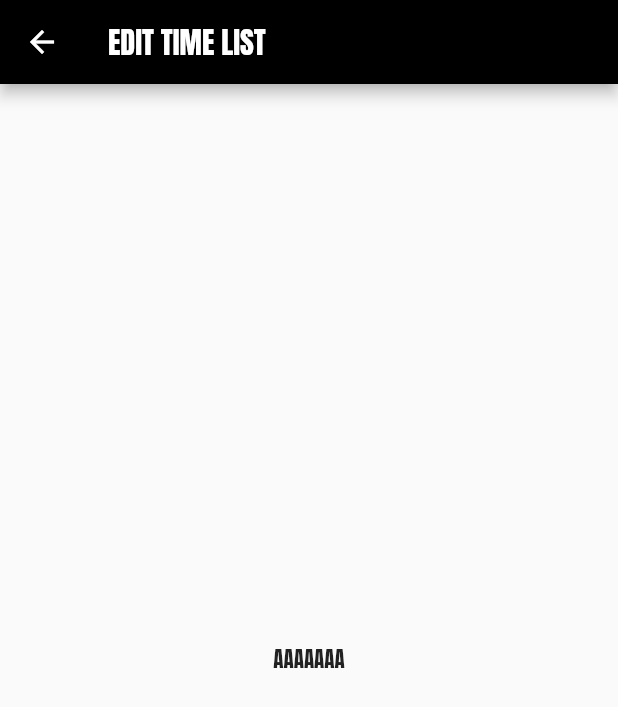
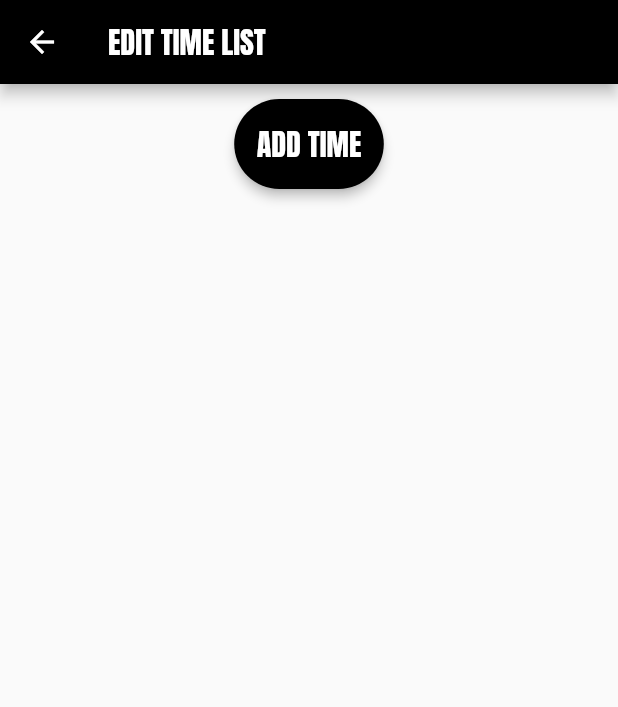
Before and after one commit to naoaki-kaito/timer, a Flutter app: the screen it shows after launch, after a tap on "EDIT TIME LIST", on a phone screen of 412 x 824 dp. Shown: the top 707 px of the screen. Run offline on Flutter 3.47's test engine with Material 2 defaults, Android fonts, the phone set to English and light mode, and no system bars; our stand-ins replace sqflite; missing offline and left inert: flutter_ringtone_player; accounts and stored records are empty.

Commit message:
時間の追加と更新昨日を作成

```diff
--- a/lib/app_dialog.dart
+++ b/lib/app_dialog.dart
@@ -1,6 +1,5 @@
 import 'package:flutter/material.dart';
 import 'package:flutter_ringtone_player/flutter_ringtone_player.dart';
-
 
 class AppDialog {
   static void showFinishDialog(BuildContext context) {
--- a/lib/db_provider.dart
+++ b/lib/db_provider.dart
@@ -1,4 +1,5 @@
 import 'dart:io';
+import 'dart:async';
 import 'package:path/path.dart';
 import 'package:path_provider/path_provider.dart';
 import 'package:sqflite/sqflite.dart';
@@ -14,19 +15,21 @@ class DBProvider {
   // 内部から呼び出してインスタンスを作るための、プライベートなコンストラクタ。
   DBProvider._internal();
 
-
   static Database _database;
-  static final _tableName = "Times";
+  static final _tableName = "times";
 
   Future<Database> get database async {
-    if (_database != null)
-      return _database;
+    Directory documentsDirectory = await getApplicationDocumentsDirectory();
+    print(documentsDirectory);
+
+    if (_database != null) return _database;
 
     // DBがなかったら作る
     _database = await initDB();
     return _database;
   }
 
+  //DBの設定と作成
   Future<Database> initDB() async {
     Directory documentsDirectory = await getApplicationDocumentsDirectory();
     // 'package:path/path.dart' を使って取得
@@ -35,47 +38,68 @@ class DBProvider {
   }
 
   Future<void> _createTable(Database db, int version) async {
-    return await db.execute(
-        "CREATE TABLE Times ("
-            "id TEXT PRIMARY KEY,"
-            "time INTEGER,"
-            "order_num INTEGER"
-            ")"
-    );
+    return await db.execute("CREATE TABLE $_tableName ("
+        "id INTEGER PRIMARY KEY AUTOINCREMENT,"
+        "time INTEGER,"
+        "order_num INTEGER"
+        ")");
   }
 
-  createTime(TimeModel time) async {
+  Future<void> checkIsExistTimes() async {
+    Completer<void> completer = Completer<void>();
+    List<TimeModel> times = await DBProvider().getAllTimess();
+    if (times.length == 0) {
+      completer.complete();
+    } else {
+      completer.complete();
+    }
+    return completer.future;
+  }
+
+  createTime(int time) async {
     final db = await database;
-    var res = await db.insert(_tableName, time.toMap());
+
+    var res = await db.rawInsert(
+        "INSERT INTO $_tableName "
+        "(time, order_num) "
+        "SELECT ?, "
+        "CASE "
+        "WHEN (SELECT MAX(order_num)) IS NULL THEN 0 "
+        "ELSE (SELECT MAX(order_num) + 1) "
+        "END "
+        "FROM $_tableName",
+        [60]);
+
+    //var res = await db.insert(_tableName, time.toMap());
     return res;
   }
 
-  Future<dynamic> getAllTimess() async {
+  Future<List<TimeModel>> getAllTimess() async {
     final db = await database;
     var res = await db.query(_tableName);
     List<TimeModel> list =
-    res.isNotEmpty ? res.map((c) => TimeModel.fromMap(c)).toList() : [];
+        res.isNotEmpty ? res.map((c) => TimeModel.fromMap(c)).toList() : [];
     return list;
   }
 
-  updateTodo(TimeModel time) async {
+  updateTime(TimeModel time) async {
+    print('UPDATE ---------->>>>');
+    print(_tableName);
+    print(time.toMap());
+    print(time.id);
+
     final db = await database;
-    var res  = await db.update(
-        _tableName,
-        time.toMap(),
-        where: "id = ?",
-        whereArgs: [time.id]
-    );
+    var res = await db.update(_tableName, time.toMap(),
+        where: "id = ?", whereArgs: [time.id]);
+
+    print(res);
+
     return res;
   }
 
-  deleteTodo(String id) async {
+  deleteTime(String id) async {
     final db = await database;
-    var res = db.delete(
-        _tableName,
-        where: "id = ?",
-        whereArgs: [id]
-    );
+    var res = db.delete(_tableName, where: "id = ?", whereArgs: [id]);
     return res;
   }
 }
--- a/lib/main.dart
+++ b/lib/main.dart
@@ -5,6 +5,7 @@ import 'package:timr/button.dart';
 import 'package:timr/app_dialog.dart';
 import 'package:timr/db_provider.dart';
 import 'package:timr/time_list.dart';
+import 'package:timr/util/str_util.dart';
 
 void main() => runApp(MyApp());
 
@@ -22,8 +23,7 @@ class MyApp extends StatelessWidget {
         home: MyPage(),
         routes: {
           '/time_list': (context) => TimeList(),
-      }
-    );
+        });
   }
 }
 
@@ -40,12 +40,21 @@ class _MyPageState extends State<MyPage> {
   int _nowTime;
   bool _isCounting = false;
   String _buttonStr = '';
+  List _times = [];
 
   @override
   void initState() {
-    _reset();
+    _resetTime();
     changeButtonStr();
+    initTimes();
+
     super.initState();
+  }
+
+  initTimes() async {
+    await DBProvider().checkIsExistTimes();
+    _times = await DBProvider().getAllTimess();
+    print(_times);
   }
 
   //カウントダウンを実行
@@ -59,8 +68,7 @@ class _MyPageState extends State<MyPage> {
       AppDialog.showFinishDialog(context);
       _isCounting = false;
       changeButtonStr();
-      _reset();
-
+      _resetTime();
     }
   }
 
@@ -80,7 +88,7 @@ class _MyPageState extends State<MyPage> {
   }
 
   //リセットボタンをタップした際の処理
-  void _reset() {
+  void _resetTime() {
     setState(() {
       _nowTime = _settedTime;
     });
@@ -107,7 +115,7 @@ class _MyPageState extends State<MyPage> {
                 crossAxisAlignment: CrossAxisAlignment.center,
                 mainAxisAlignment: MainAxisAlignment.center,
                 children: <Widget>[
-                  Text(_formatToMS(_nowTime),
+                  Text(StrUtil.formatToMS(_nowTime),
                       style: TextStyle(
                         fontSize: 150.0,
                       )),
@@ -127,7 +135,8 @@ class _MyPageState extends State<MyPage> {
                                       Button.textButton('EDIT', showEditDialog),
                                       SizedBox(width: 20),
                                       Button.textButton('EDIT TIME LIST', () {
-                                        Navigator.pushNamed(context, '/time_list');
+                                        Navigator.pushNamed(
+                                            context, '/time_list');
                                       }),
                                     ],
                                   )
@@ -149,7 +158,7 @@ class _MyPageState extends State<MyPage> {
                     SizedBox(
                       width: 20,
                     ),
-                    Button.textButton('RESET', _reset)
+                    Button.textButton('RESET', _resetTime)
                   ]
                 ],
               ),
@@ -160,9 +169,6 @@ class _MyPageState extends State<MyPage> {
 
   //時間編集ダイアログ
   void showEditDialog() {
-    final TextEditingController _textEditingController =
-        new TextEditingController();
-
     //ダイアログ内で選択した時間
     int newTime = _settedTime;
 
@@ -208,7 +214,7 @@ class _MyPageState extends State<MyPage> {
                         //セーブボタン
                         Button.textButton('Save', () {
                           _settedTime = newTime;
-                          _reset();
+                          _resetTime();
                           Navigator.of(context).pop();
                         }),
                       ],
@@ -218,12 +224,12 @@ class _MyPageState extends State<MyPage> {
     showDialog(context: context, builder: (BuildContext context) => dialog);
   }
 
-  //時間のフォーマット
-  String _formatToMS(int seconds) {
-    Duration duration = Duration(seconds: seconds);
-    return duration
-        .toString()
-        .replaceAll(RegExp("^0:"), "")
-        .replaceAll(RegExp("\\..*"), "");
+//  //時間のフォーマット
+//  String _formatToMS(int seconds) {
+//    Duration duration = Duration(seconds: seconds);
+//    return duration
+//        .toString()
+//        .replaceAll(RegExp("^0:"), "")
+//        .replaceAll(RegExp("\\..*"), "");
+//  }
 }
-}
--- a/lib/model/time.dart
+++ b/lib/model/time.dart
@@ -1,21 +1,18 @@
 import 'package:flutter/material.dart';
 
 class TimeModel {
-  String id;
+  int id;
   int time;
-  int order_num;
+  int orderNum;
 
-  TimeModel({this.id, @required this.time, @required this.order_num});
+  TimeModel({this.id, @required this.time, @required this.orderNum});
 
   factory TimeModel.fromMap(Map<String, dynamic> json) => TimeModel(
-      id: json['id'],
-      time: json['title'],
-      order_num: json['order_num']
-  );
+      id: json['id'], time: json['time'], orderNum: json['order_num']);
 
   Map<String, dynamic> toMap() => {
-    'id': id,
-    'time': time,
-    'order_num': order_num,
-  };
+        'id': id,
+        'time': time,
+        'order_num': orderNum,
+      };
 }
--- a/lib/time_list.dart
+++ b/lib/time_list.dart
@@ -1,33 +1,89 @@
 import 'package:flutter/material.dart';
+import 'package:timr/button.dart';
 import 'package:timr/db_provider.dart';
-
+import 'package:timr/model/time.dart';
+import 'package:timr/time_dialog.dart';
+import 'package:timr/util/str_util.dart';
 
 class TimeList extends StatefulWidget {
   TimeList({Key key}) : super(key: key);
+
   @override
   State<StatefulWidget> createState() {
-
-    DBProvider().getAllTimess().then((time) {
-      print('--------------');
-      print(time);
-    });
-
-
     return _TimeList();
   }
 }
 
 class _TimeList extends State<TimeList> {
-
   @override
   Widget build(BuildContext context) {
+    var windowSize = MediaQuery.of(context).size;
+
     return Scaffold(
-      appBar: AppBar(
-        title: Text('EDIT TIME LIST'),
-      ),
-      body: Center(
-        child: Text('AAAAAAA'),
-      )
-    );
+        appBar: AppBar(
+          title: Text('EDIT TIME LIST'),
+        ),
+        body: Container(
+            width: windowSize.width,
+            padding: EdgeInsets.all(10),
+            child: Column(
+              children: <Widget>[
+                Container(
+                  child: Button.textButton('ADD TIME', () async {
+                    print('ADD');
+                    var dialogResult = await showDialog(
+                        context: context,
+                        builder: (BuildContext context) => TimeDialog.add());
+                    print(dialogResult);
+                  }),
+                ),
+                Expanded(
+                  child: FutureBuilder(
+                    future: DBProvider().getAllTimess(),
+                    builder: (BuildContext context,
+                        AsyncSnapshot<List<TimeModel>> snapshot) {
+                      if (snapshot.hasData) {
+                        List<TimeModel> times = snapshot.data;
+
+                        return ListView.builder(
+                          itemCount: times.length,
+                          itemBuilder: (BuildContext context, int index) {
+                            TimeModel time =
+                                TimeModel.fromMap(times[index].toMap());
+
+                            return Column(
+                              children: <Widget>[
+                                Divider(),
+                                Row(
+                                  children: <Widget>[
+                                    Text(StrUtil.formatToMS(time.time),
+                                        style: TextStyle(fontSize: 60)),
+                                    FlatButton.icon(
+                                      icon: Icon(Icons.edit),
+                                      label: SizedBox(),
+                                      onPressed: () async {
+                                        final dialogResult = await showDialog(
+                                            context: context,
+                                            builder: (BuildContext context) =>
+                                                TimeDialog.edit(time));
+                                        print(dialogResult);
+
+                                        setState(() {});
+                                      },
+                                    )
+                                  ],
+                                )
+                              ],
+                            );
+                          },
+                        );
+                      } else {
+                        return Text("データが存在しません");
+                      }
+                    },
+                  ),
+                )
+              ],
+            )));
   }
 }
--- /dev/null
+++ b/lib/util/str_util.dart
@@ -0,0 +1,10 @@
+class StrUtil {
+  //時間のフォーマット
+  static String formatToMS(int seconds) {
+    Duration duration = Duration(seconds: seconds);
+    return duration
+        .toString()
+        .replaceAll(RegExp("^0:"), "")
+        .replaceAll(RegExp("\\..*"), "");
+  }
+}
--- a/pubspec.yaml
+++ b/pubspec.yaml
@@ -14,7 +14,7 @@ description: A new Flutter application.
 version: 1.0.0+1
 
 environment:
-  sdk: ">=2.1.0 <3.0.0"
+  sdk: ">=2.3.0 <3.0.0"
 
 dependencies:
   flutter:
```
Also changed, not shown: lib/time_dialog.dart (added, +78 -0 lines). Lines whose indentation alone changed are shown as unchanged.
